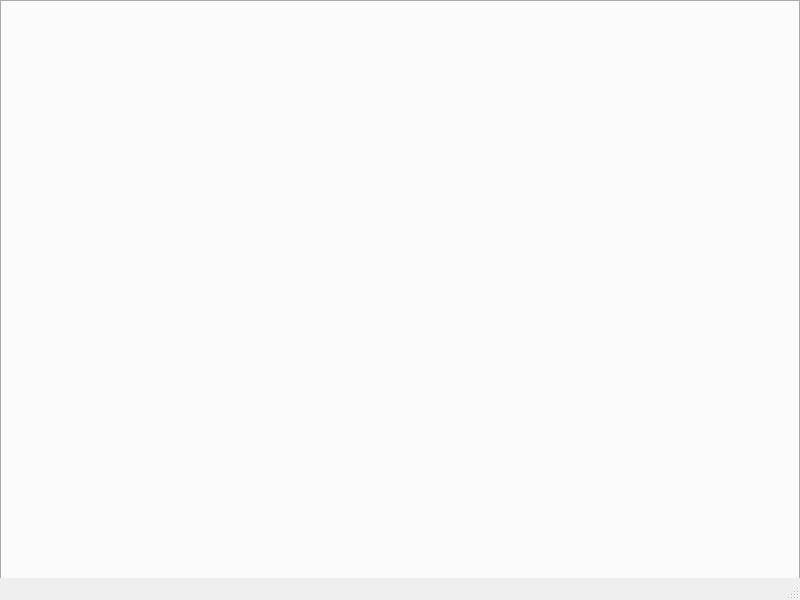
Before: the Qt Designer form ui/urgence.ui in otmanLAHRECHE/EPSP_Garde_Project, drawn with Qt 5.
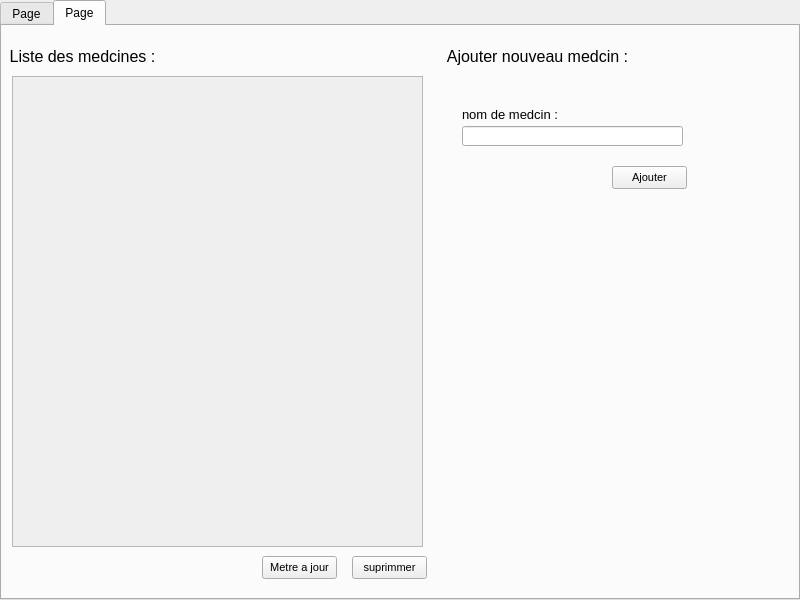
After: the same form once the commit is applied. Icons and pictures are not drawn.

```diff
--- a/ui/urgence.ui
+++ b/ui/urgence.ui
@@ -56,9 +56,203 @@
     <property name="currentIndex">
      <number>-1</number>
     </property>
+    <widget class="QWidget" name="tab">
+     <property name="sizePolicy">
+      <sizepolicy hsizetype="Fixed" vsizetype="Fixed">
+       <horstretch>0</horstretch>
+       <verstretch>0</verstretch>
+      </sizepolicy>
+     </property>
+     <property name="font">
+      <font>
+       <pointsize>8</pointsize>
+      </font>
+     </property>
+     <attribute name="title">
+      <string>Page</string>
+     </attribute>
+    </widget>
+    <widget class="QWidget" name="tab_2">
+     <property name="sizePolicy">
+      <sizepolicy hsizetype="Fixed" vsizetype="Fixed">
+       <horstretch>0</horstretch>
+       <verstretch>0</verstretch>
+      </sizepolicy>
+     </property>
+     <property name="font">
+      <font>
+       <pointsize>8</pointsize>
+      </font>
+     </property>
+     <attribute name="title">
+      <string>Page</string>
+     </attribute>
+     <widget class="QLabel" name="label">
+      <property name="geometry">
+       <rect>
+        <x>440</x>
+        <y>20</y>
+        <width>191</width>
+        <height>21</height>
+       </rect>
+      </property>
+      <property name="font">
+       <font>
+        <pointsize>12</pointsize>
+       </font>
+      </property>
+      <property name="text">
+       <string>Ajouter nouveau medcin :</string>
+      </property>
+      <property name="alignment">
+       <set>Qt::AlignCenter</set>
+      </property>
+     </widget>
+     <widget class="QWidget" name="widget" native="true">
+      <property name="geometry">
+       <rect>
+        <x>430</x>
+        <y>10</y>
+        <width>6</width>
+        <height>551</height>
+       </rect>
+      </property>
+     </widget>
+     <widget class="QLabel" name="label_2">
+      <property name="geometry">
+       <rect>
+        <x>460</x>
+        <y>80</y>
+        <width>101</width>
+        <height>16</height>
+       </rect>
+      </property>
+      <property name="font">
+       <font>
+        <pointsize>10</pointsize>
+       </font>
+      </property>
+      <property name="text">
+       <string>nom de medcin :</string>
+      </property>
+     </widget>
+     <widget class="QLineEdit" name="lineEdit">
+      <property name="geometry">
+       <rect>
+        <x>460</x>
+        <y>100</y>
+        <width>221</width>
+        <height>20</height>
+       </rect>
+      </property>
+     </widget>
+     <widget class="QLabel" name="label_3">
+      <property name="geometry">
+       <rect>
+        <x>0</x>
+        <y>20</y>
+        <width>161</width>
+        <height>21</height>
+       </rect>
+      </property>
+      <property name="font">
+       <font>
+        <pointsize>12</pointsize>
+       </font>
+      </property>
+      <property name="text">
+       <string>Liste des medcines :</string>
+      </property>
+      <property name="alignment">
+       <set>Qt::AlignCenter</set>
+      </property>
+     </widget>
+     <widget class="QPushButton" name="pushButton">
+      <property name="geometry">
+       <rect>
+        <x>610</x>
+        <y>140</y>
+        <width>75</width>
+        <height>23</height>
+       </rect>
+      </property>
+      <property name="font">
+       <font>
+        <pointsize>8</pointsize>
+        <weight>50</weight>
+        <bold>false</bold>
+       </font>
+      </property>
+      <property name="text">
+       <string>Ajouter</string>
+      </property>
+      <property name="icon">
+       <iconset>
+        <normaloff>../asstes/images/plus.png</normaloff>../asstes/images/plus.png</iconset>
+      </property>
+     </widget>
+     <widget class="QScrollArea" name="scrollArea">
+      <property name="geometry">
+       <rect>
+        <x>10</x>
+        <y>50</y>
+        <width>411</width>
+        <height>471</height>
+       </rect>
+      </property>
+      <property name="widgetResizable">
+       <bool>true</bool>
+      </property>
+      <widget class="QWidget" name="scrollAreaWidgetContents">
+       <property name="geometry">
+        <rect>
+         <x>0</x>
+         <y>0</y>
+         <width>409</width>
+         <height>469</height>
+        </rect>
+       </property>
+       <widget class="QWidget" name="widget_2" native="true">
+        <property name="geometry">
+         <rect>
+          <x>0</x>
+          <y>0</y>
+          <width>401</width>
+          <height>471</height>
+         </rect>
+        </property>
+       </widget>
+      </widget>
+     </widget>
+     <widget class="QPushButton" name="pushButton_2">
+      <property name="geometry">
+       <rect>
+        <x>350</x>
+        <y>530</y>
+        <width>75</width>
+        <height>23</height>
+       </rect>
+      </property>
+      <property name="text">
+       <string>suprimmer</string>
+      </property>
+     </widget>
+     <widget class="QPushButton" name="pushButton_3">
+      <property name="geometry">
+       <rect>
+        <x>260</x>
+        <y>530</y>
+        <width>75</width>
+        <height>23</height>
+       </rect>
+      </property>
+      <property name="text">
+       <string>Metre a jour</string>
+      </property>
+     </widget>
+    </widget>
    </widget>
   </widget>
-  <widget class="QStatusBar" name="statusbar"/>
  </widget>
  <resources/>
  <connections/>
```
Left out of the diff: 4 changed lines with no effect on the pictures.
